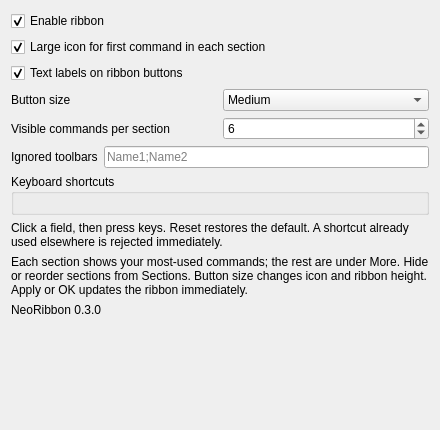
Old version of the form Resources/ui/preferences.ui in the repository robdevtech/NeoRibbon.
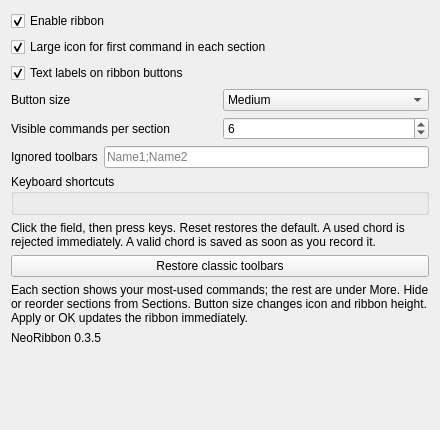
New version of the form. Custom widgets are drawn as their Qt base class.

Commit message:
Keep classic toolbars intact across restart and remember last ribbon mode.
Stop removeToolBar from dropping bars out of View → Toolbars, persist a full layout snapshot, and restore leftover bars on demand.

The edit to the form file:
```diff
--- a/Resources/ui/preferences.ui
+++ b/Resources/ui/preferences.ui
@@ -169,13 +169,23 @@
    <item>
     <widget class="QLabel" name="labelShortcutsHint">
      <property name="text">
-      <string>Click a field, then press keys. Reset restores the default. A shortcut already used elsewhere is rejected immediately.</string>
+      <string>Click the field, then press keys. Reset restores the default. A used chord is rejected immediately. A valid chord is saved as soon as you record it.</string>
      </property>
      <property name="wordWrap">
       <bool>true</bool>
      </property>
     </widget>
    </item>
+   <item>
+    <widget class="QPushButton" name="buttonRestoreClassic">
+     <property name="text">
+      <string>Restore classic toolbars</string>
+     </property>
+     <property name="toolTip">
+      <string>Show the toolbars NeoRibbon hid and disable the ribbon. Takes effect immediately (does not wait for Apply).</string>
+     </property>
+    </widget>
+   </item>
    <item>
     <widget class="QLabel" name="labelHint">
      <property name="text">
@@ -189,7 +199,7 @@
    <item>
     <widget class="QLabel" name="labelVersion">
      <property name="text">
-      <string>NeoRibbon 0.3.0</string>
+      <string>NeoRibbon 0.3.5</string>
      </property>
      <property name="toolTip">
       <string>Installed addon version from package.xml</string>
```
The commit also changes 12 other files.
